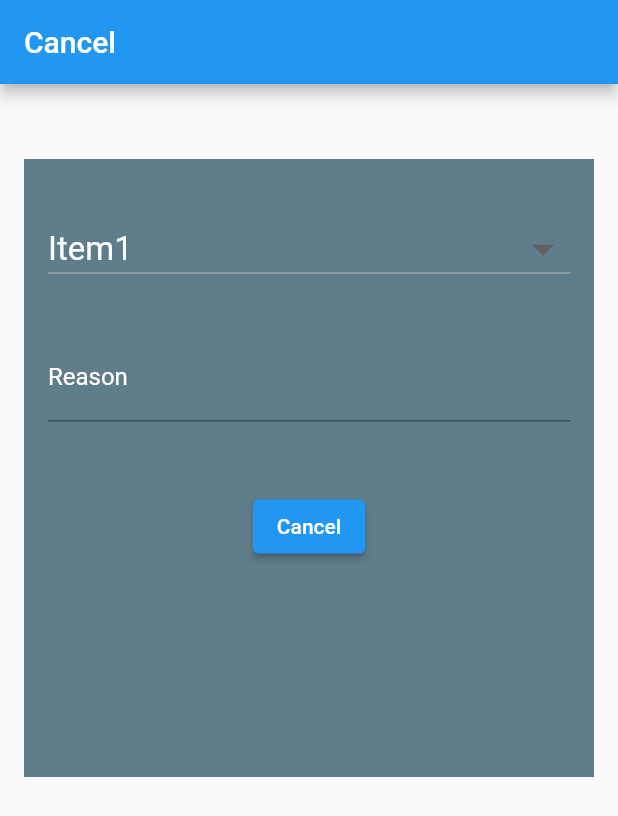
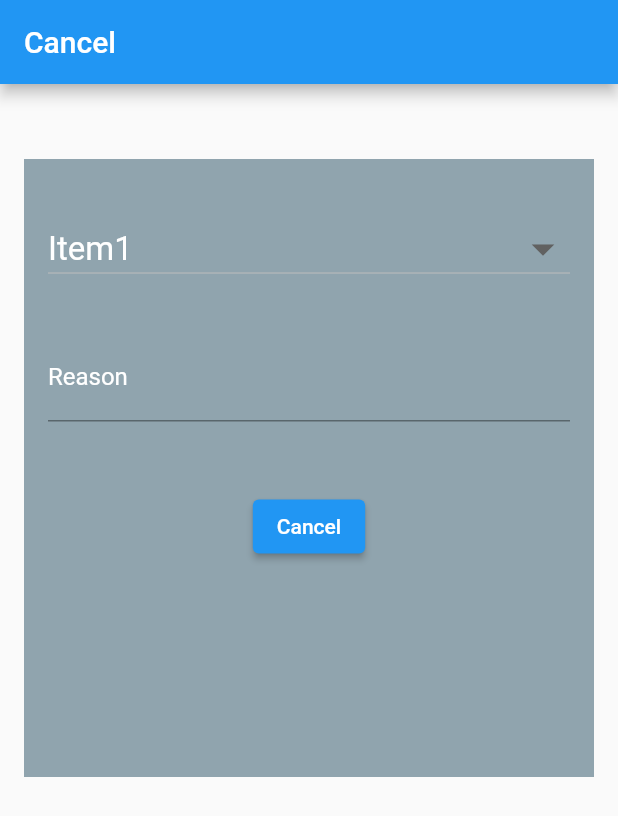
Before and after one commit to KhushiiBiswas/vcure_dr, a Flutter app: the screen it shows after launch, on a phone screen of 412 x 824 dp. Shown: the top 816 px of the screen. Run offline on Flutter 3.47's test engine with Material 2 defaults, Android fonts, the phone set to English and light mode, and no system bars.

Commit message:
Shade changes

```diff
--- a/lib/pages/Appointment/Cancel_Appointment.dart
+++ b/lib/pages/Appointment/Cancel_Appointment.dart
@@ -34,7 +34,7 @@ class _CancelState extends State<Cancel> {
           height: size.height/2,
           width: size.width,
           decoration: BoxDecoration(
-            color: Colors.blueGrey,
+            color: Colors.blueGrey.shade300
 
 
           ),
```
